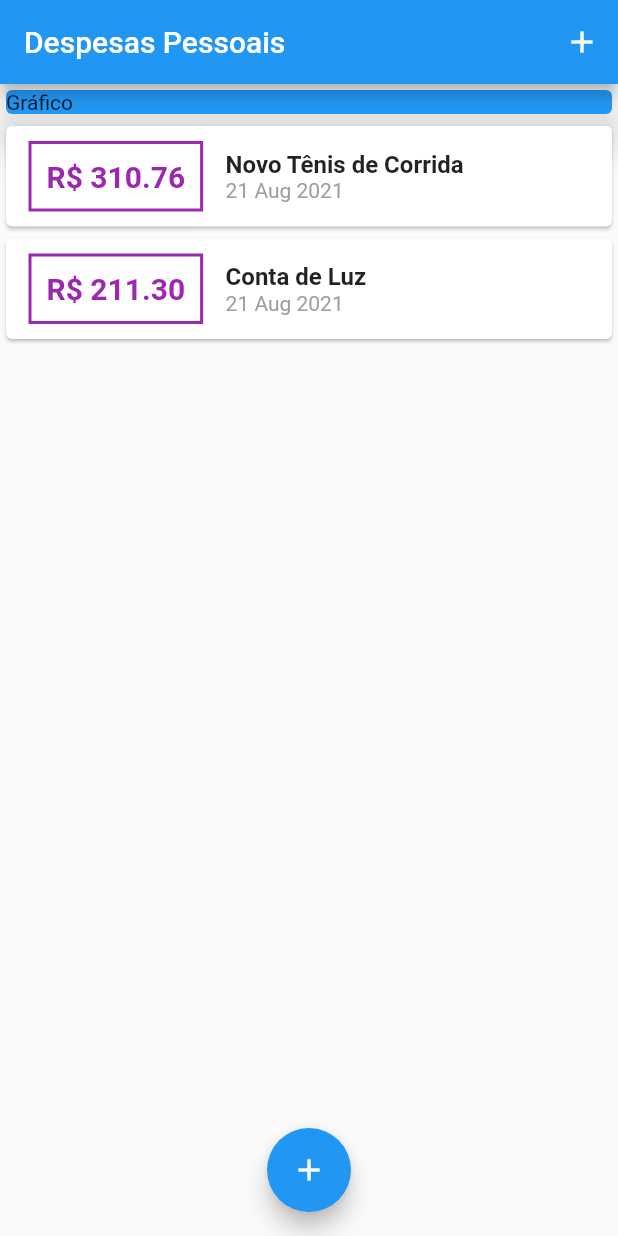
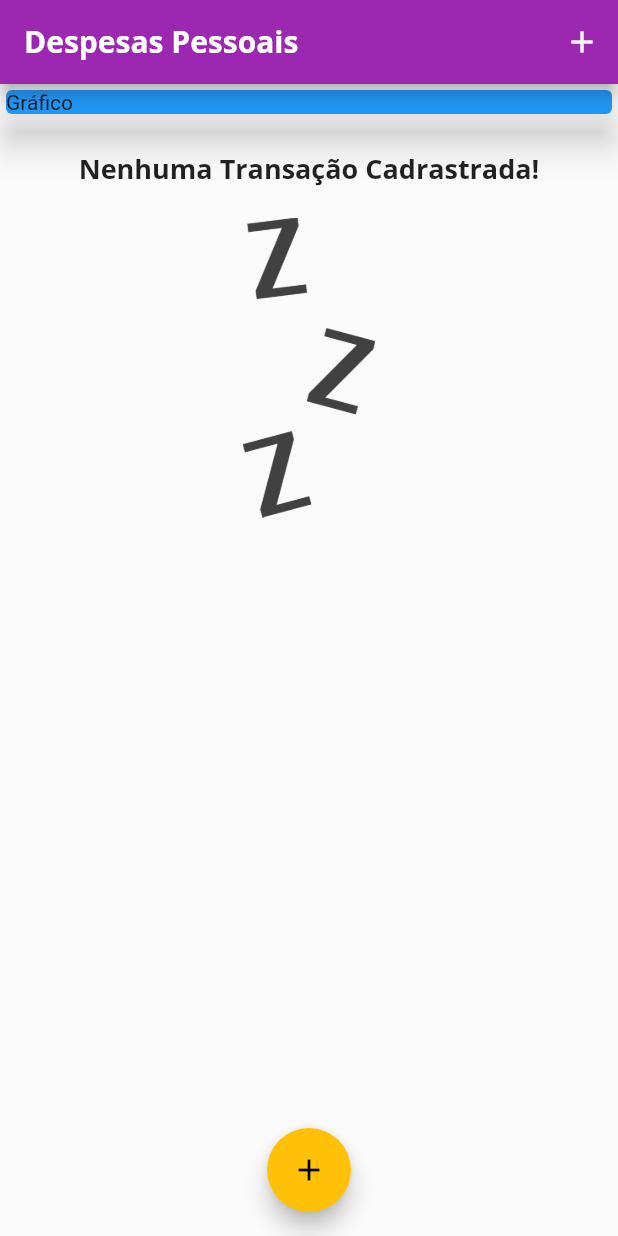
Before and after one commit to LuanBatista904/expenses, a Flutter app: the screen it shows after launch, on a phone screen of 412 x 824 dp. Run offline on Flutter 3.47's test engine with Material 2 defaults, Android fonts, the phone set to English and light mode, and no system bars.

Commit message:
atualização

```diff
--- a/lib/components/transaction_list.dart
+++ b/lib/components/transaction_list.dart
@@ -11,7 +11,23 @@ class TransactionList extends StatelessWidget {
   Widget build(BuildContext context) {
     return Container(
       height: 300,
-      child: ListView.builder(
+      child: transactions.isEmpty ? Column(
+        children: [SizedBox(height: 20,),
+          Text(
+            'Nenhuma Transação Cadrastrada!',
+            style: Theme.of(context).textTheme.headline6,
+          ),
+          SizedBox(height: 20),
+          Container(
+            height: 200,
+            child: Image.asset(
+              'assets/images/waiting.png',
+            fit: BoxFit.cover,
+            ),
+          ),
+
+        ],
+      ) : ListView.builder(
         itemCount: transactions.length,
         itemBuilder: (ctx, index) {
           final tr = transactions[index];
@@ -21,14 +37,14 @@ class TransactionList extends StatelessWidget {
                 Container(
                   margin: EdgeInsets.symmetric(horizontal: 15, vertical: 10),
                   decoration: BoxDecoration(
-                      border: Border.all(color: Colors.purple, width: 2)),
+                      border: Border.all(color: Theme.of(context).primaryColor, width: 2)),
                   padding: EdgeInsets.all(10),
                   child: Text(
                     'R\$ ${tr.value.toStringAsFixed(2)}',
                     style: TextStyle(
                       fontWeight: FontWeight.bold,
                       fontSize: 20,
-                      color: Colors.purple,
+                      color: Theme.of(context).primaryColor,
                     ),
                   ),
                 ),
@@ -37,8 +53,7 @@ class TransactionList extends StatelessWidget {
                   children: [
                     Text(
                       tr.title,
-                      style:
-                          TextStyle(fontWeight: FontWeight.bold, fontSize: 16),
+                      style: Theme.of(context).textTheme.headline6
                     ),
                     Text(
                       DateFormat('d MMM y').format(tr.date),
--- a/lib/main.dart
+++ b/lib/main.dart
@@ -9,7 +9,28 @@ main() => runApp(ExpensesApp());
 class ExpensesApp extends StatelessWidget {
   @override
   Widget build(BuildContext context) {
-    return MaterialApp(home: MyhomePage());
+    return MaterialApp(home: MyhomePage(),
+    theme: ThemeData(
+      primarySwatch: Colors.purple,
+      accentColor: Colors.amber,
+      fontFamily: 'Quicksand',
+      textTheme: ThemeData.light().textTheme.copyWith(
+        headline6: TextStyle(
+            fontFamily: 'OpenSans',
+            fontSize: 18,
+            fontWeight: FontWeight.bold,
+      ),
+      ),
+      appBarTheme: AppBarTheme(
+        textTheme: ThemeData.light().textTheme.copyWith(
+          headline6: TextStyle(
+            fontFamily: 'OpenSans',
+            fontSize: 20,
+            fontWeight: FontWeight.bold,
+          )
+        )
+      )
+    ));
   }
 }
 
@@ -20,19 +41,19 @@ class MyhomePage extends StatefulWidget {
 }
 
 class _MyhomePageState extends State<MyhomePage> {
-  final _transactions = [
-    Transaction(
-      id: 't1',
-      title: 'Novo Tênis de Corrida',
-      value: 310.76,
-      date: DateTime.now(),
-    ),
-    Transaction(
-      id: 't2',
-      title: 'Conta de Luz',
-      value: 211.30,
-      date: DateTime.now(),
-    )
+  final List<Transaction> _transactions = [
+    // Transaction(
+    //   id: 't1',
+    //   title: 'Novo Tênis de Corrida',
+    //   value: 310.76,
+    //   date: DateTime.now(),
+    // ),
+    // Transaction(
+    //   id: 't2',
+    //   title: 'Conta de Luz',
+    //   value: 211.30,
+    //   date: DateTime.now(),
+    // )
   ];
 
   _addTransaction(String title, double value) {
@@ -60,7 +81,9 @@ class _MyhomePageState extends State<MyhomePage> {
   Widget build(BuildContext context) {
     return Scaffold(
       appBar: AppBar(
-        title: Text('Despesas Pessoais'),
+        title: Text('Despesas Pessoais',
+
+        ),
         actions: [
           IconButton(
             icon: Icon(Icons.add),
```
Also changed, not shown: pubspec.yaml (+13 -8 lines), assets/fonts/OpenSans-Bold.ttf (added), assets/fonts/OpenSans-Regular.ttf (added), assets/fonts/Quicksand-Bold.ttf (added), assets/fonts/Quicksand-Light.ttf (added), assets/fonts/Quicksand-Medium.ttf (added), assets/fonts/Quicksand-Regular.ttf (added), assets/images/waiting.png (added).
